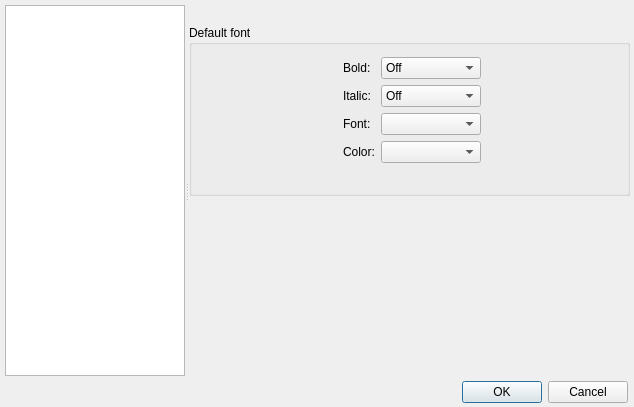
Qt form ui/options.ui (gitter-badger/simplechatclient) before a commit.
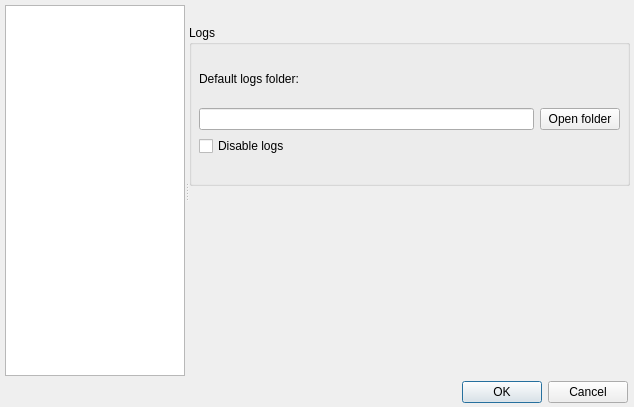
The same form after that commit. The open tabs and pages were chosen to show the change. Icons and pictures are not drawn.

Commit message: add logs in options

Diff of the .ui file:
```diff
--- a/ui/options.ui
+++ b/ui/options.ui
@@ -317,13 +317,6 @@
          </property>
         </widget>
        </item>
-       <item>
-        <widget class="QCheckBox" name="checkBox_disable_logs">
-         <property name="text">
-          <string>Disable logs</string>
-         </property>
-        </widget>
-       </item>
       </layout>
      </widget>
     </widget>
@@ -998,6 +991,65 @@
       </widget>
      </widget>
     </widget>
+    <widget class="QWidget" name="page_7">
+     <widget class="QGroupBox" name="groupBox_logs">
+      <property name="geometry">
+       <rect>
+        <x>0</x>
+        <y>20</y>
+        <width>441</width>
+        <height>161</height>
+       </rect>
+      </property>
+      <property name="title">
+       <string>Logs</string>
+      </property>
+      <widget class="QWidget" name="verticalLayoutWidget_2">
+       <property name="geometry">
+        <rect>
+         <x>10</x>
+         <y>30</y>
+         <width>421</width>
+         <height>101</height>
+        </rect>
+       </property>
+       <layout class="QVBoxLayout" name="verticalLayout_2">
+        <item>
+         <widget class="QLabel" name="label_logs">
+          <property name="text">
+           <string>Default logs folder:</string>
+          </property>
+         </widget>
+        </item>
+        <item>
+         <layout class="QHBoxLayout" name="horizontalLayout_3">
+          <item>
+           <widget class="QLineEdit" name="lineEdit_logs_folder">
+            <property name="readOnly">
+             <bool>true</bool>
+            </property>
+           </widget>
+          </item>
+          <item>
+           <widget class="QPushButton" name="pushButton_logs_open_folder">
+            <property name="text">
+             <string>Open folder</string>
+            </property>
+           </widget>
+          </item>
+         </layout>
+        </item>
+        <item>
+         <widget class="QCheckBox" name="checkBox_disable_logs">
+          <property name="text">
+           <string>Disable logs</string>
+          </property>
+         </widget>
+        </item>
+       </layout>
+      </widget>
+     </widget>
+    </widget>
    </widget>
   </widget>
  </widget>
```
Left out of the diff: 10 changed lines with no effect on the pictures. The commit also changes 7 other files.
